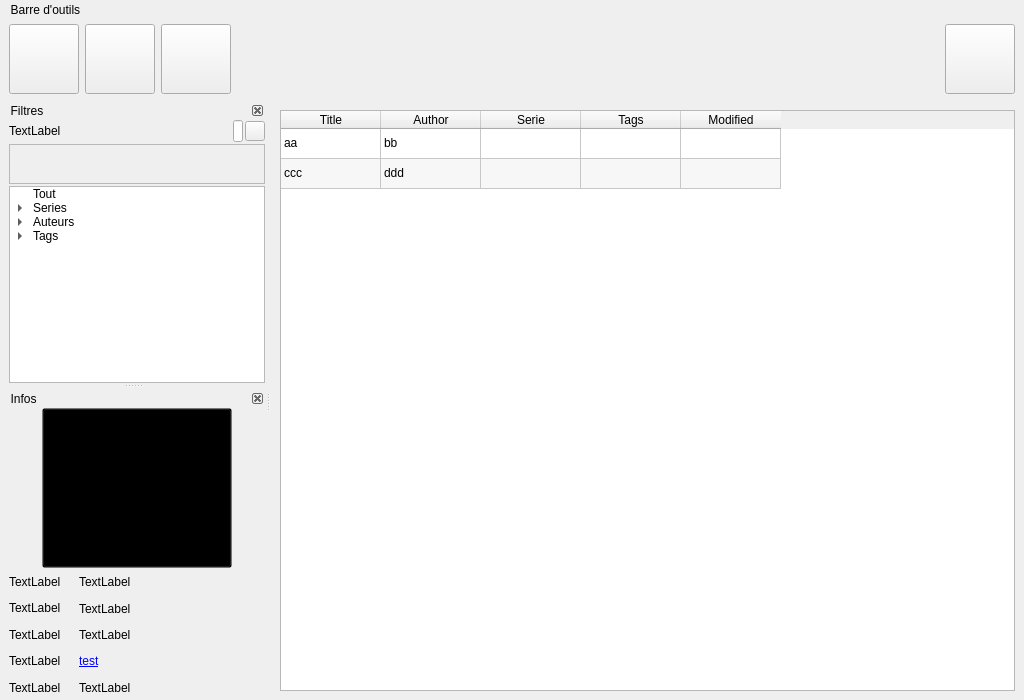
The window that home.ui (LordKBX/eBookCollection) describes before a commit, drawn with Qt 5.
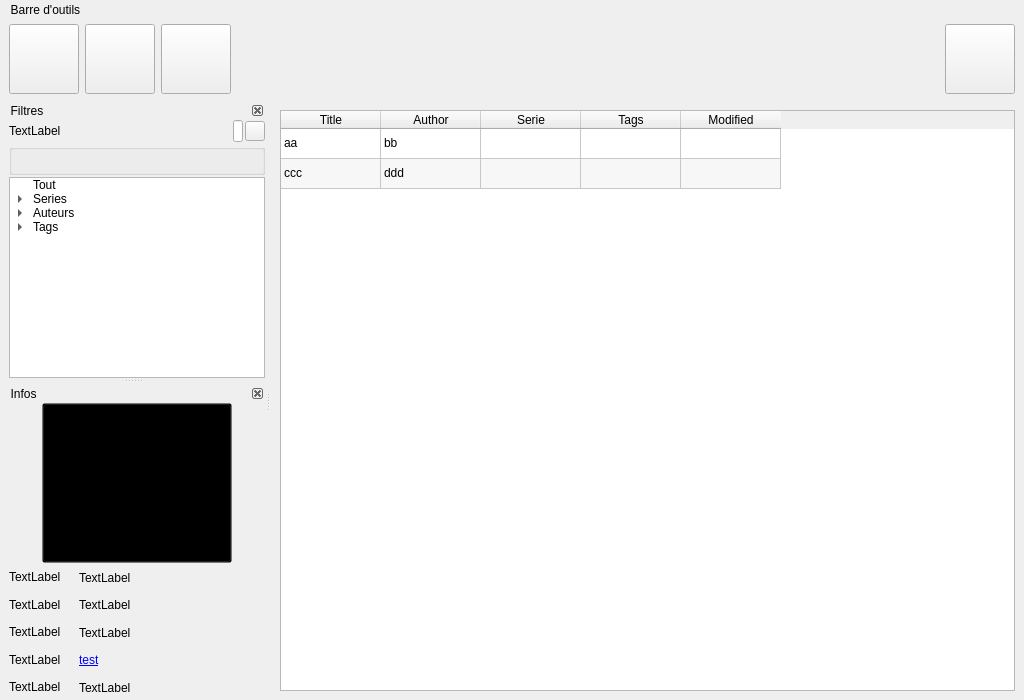
The same window after the commit. Icons and pictures are not drawn. Custom widgets are drawn as their Qt base class.

Diff of the .ui file:
```diff
--- a/home.ui
+++ b/home.ui
@@ -592,73 +592,14 @@
         </layout>
        </item>
        <item>
-        <widget class="QScrollArea" name="sorting_block_search_scroll_area">
-         <property name="sizePolicy">
-          <sizepolicy hsizetype="Expanding" vsizetype="Preferred">
-           <horstretch>0</horstretch>
-           <verstretch>0</verstretch>
-          </sizepolicy>
+        <widget class="QGroupBox" name="sorting_block_search_area">
+         <property name="styleSheet">
+          <string notr="true"/>
          </property>
-         <property name="minimumSize">
-          <size>
-           <width>100</width>
-           <height>20</height>
-          </size>
-         </property>
-         <property name="maximumSize">
-          <size>
-           <width>16777215</width>
-           <height>40</height>
-          </size>
-         </property>
-         <property name="widgetResizable">
+         <property name="flat">
           <bool>true</bool>
          </property>
-         <widget class="QWidget" name="sorting_block_search_scroll_area_contents">
-          <property name="geometry">
-           <rect>
-            <x>0</x>
-            <y>0</y>
-            <width>254</width>
-            <height>38</height>
-           </rect>
-          </property>
-          <property name="sizePolicy">
-           <sizepolicy hsizetype="Expanding" vsizetype="Preferred">
-            <horstretch>0</horstretch>
-            <verstretch>0</verstretch>
-           </sizepolicy>
-          </property>
-          <property name="minimumSize">
-           <size>
-            <width>140</width>
-            <height>20</height>
-           </size>
-          </property>
-          <property name="maximumSize">
-           <size>
-            <width>16777215</width>
-            <height>100</height>
-           </size>
-          </property>
-          <layout class="QVBoxLayout" name="sorting_block_search_zone">
-           <property name="spacing">
-            <number>0</number>
-           </property>
-           <property name="leftMargin">
-            <number>3</number>
-           </property>
-           <property name="topMargin">
-            <number>3</number>
-           </property>
-           <property name="rightMargin">
-            <number>3</number>
-           </property>
-           <property name="bottomMargin">
-            <number>3</number>
-           </property>
-          </layout>
-         </widget>
+         <layout class="QVBoxLayout" name="sorting_block_search_area_contents"/>
         </widget>
        </item>
        <item>
```
Left out of the diff: 2 changed lines with no effect on the pictures.
